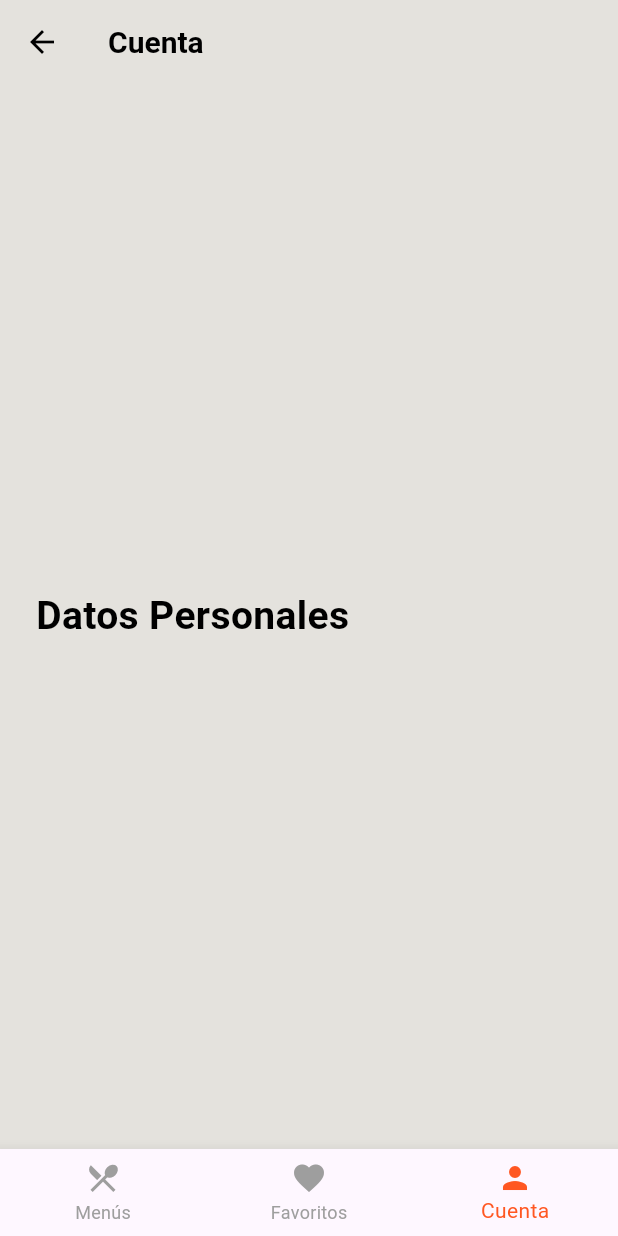
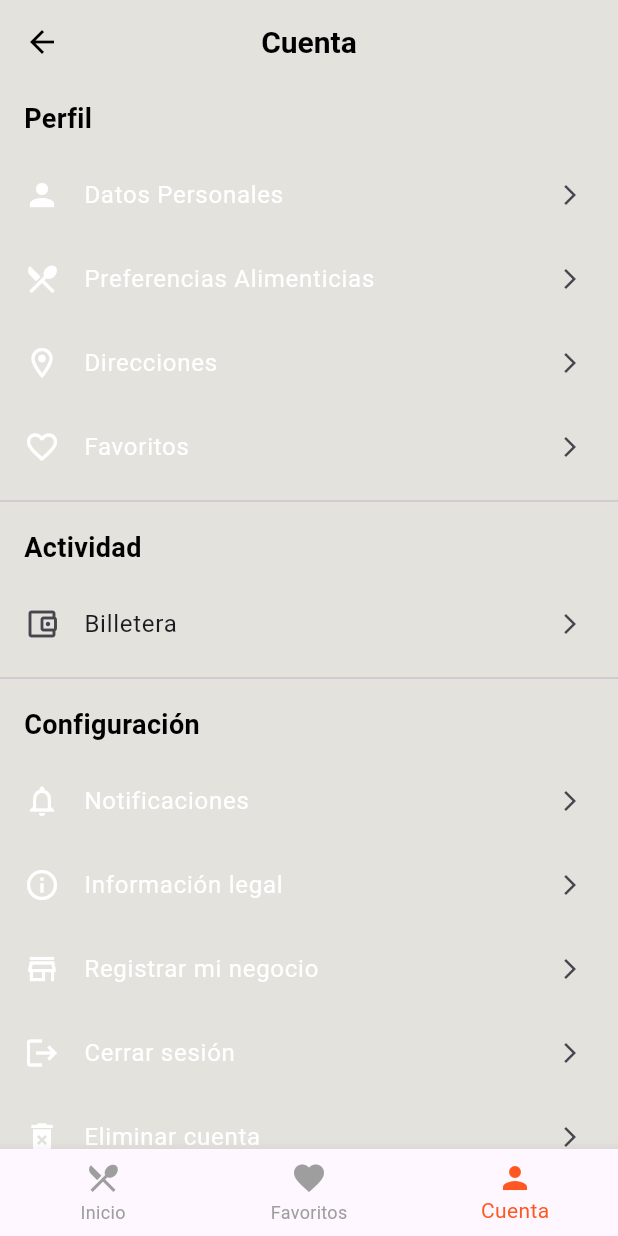
Before and after one commit to ADAG-of/ADAG.of, a Flutter app: the HomeScreen screen opened by its route, item 3 of the bottom bar chosen, on a phone screen of 412 x 824 dp. Run offline on Flutter 3.47's test engine with Material 3 defaults, Android fonts, the phone set to English and light mode, and no system bars; our stand-ins replace flutter_map, geolocator, latlong2, supabase_flutter; accounts and stored records are empty.

Commit message:
09-09-25

```diff
--- a/lib/Home_Screen.dart
+++ b/lib/Home_Screen.dart
@@ -14,16 +14,10 @@ class _HomeScreenState extends State<HomeScreen> {
   int _selectedIndex = 0;
 
   final List<Widget> _pages = [
-    InicioScreen(), // 👈 tu pantalla de iniio
-    FavoritosPage(),        // 👈 pantalla de Favoritos
-    CuentaPage(),           // 👈 pantalla de Cuenta
+    InicioScreen(),
+    FavoritosPage(),
+    CuentaPage(),
   ];
-
-  void _onItemTapped(int index) {
-    setState(() {
-      _selectedIndex = index;
-    });
-  }
 
   @override
   Widget build(BuildContext context) {
@@ -34,11 +28,15 @@ class _HomeScreenState extends State<HomeScreen> {
         currentIndex: _selectedIndex,
         selectedItemColor: Colors.deepOrange,
         unselectedItemColor: Colors.grey,
-        onTap: _onItemTapped,
+        onTap: (index) {
+          setState(() {
+            _selectedIndex = index;
+          });
+        },
         items: const [
           BottomNavigationBarItem(
             icon: Icon(Icons.restaurant_menu),
-            label: 'Menús',
+            label: 'Inicio',
           ),
           BottomNavigationBarItem(
             icon: Icon(Icons.favorite),
--- a/lib/Inicio_screen.dart
+++ b/lib/Inicio_screen.dart
@@ -10,7 +10,7 @@ class InicioScreen extends StatefulWidget {
 class _InicioScreenState extends State<InicioScreen> {
   final Map<String, String> restaurant = {
     'name': 'Restaurantes',
-    'image': 'assets/images/animacion.gif',
+    'image': 'assets/images/anima.gif',
     'type': 'Comida variada',
   };
 
--- a/lib/cuenta.dart
+++ b/lib/cuenta.dart
@@ -1,23 +1,83 @@
 import 'package:flutter/material.dart';
 
 class CuentaPage extends StatelessWidget {
+  const CuentaPage({super.key});
+
   @override
   Widget build(BuildContext context) {
     return Scaffold(
-      appBar: AppBar(title: Text("Cuenta")),
-       body: Padding(
-        padding: const EdgeInsets.all(24),
-        child: Column(
-          mainAxisAlignment: MainAxisAlignment.center,
-          children: [
-            const Text(
-              "Datos Personales",
-              style: TextStyle(fontSize: 26, fontWeight: FontWeight.bold),
-              textAlign: TextAlign.left,
-            ),
-            ]
-        )
-       )
+      appBar: AppBar(
+        title: const Text("Cuenta"),
+        centerTitle: true,
+        leading: IconButton(
+          icon: const Icon(Icons.arrow_back),
+          onPressed: () {
+            Navigator.pushNamed(context, '/inicio');
+          },
+        ),
+      ),
+      body: ListView(
+        children: [
+
+          _buildSectionTitle("Perfil"),
+          _buildListTile(Icons.person, "Datos Personales",
+              iconColor: Colors.white, textColor: Colors.white),
+          _buildListTile(Icons.restaurant_menu, "Preferencias Alimenticias",
+              iconColor: Colors.white, textColor: Colors.white),
+          _buildListTile(Icons.location_on_outlined, "Direcciones",
+              iconColor: Colors.white, textColor: Colors.white),
+          _buildListTile(Icons.favorite_border, "Favoritos",
+            iconColor: Colors.white, textColor: Colors.white),
+
+          const Divider(),
+
+
+          _buildSectionTitle("Actividad"),
+          _buildListTile(Icons.account_balance_wallet_outlined, "Billetera"),
+
+          const Divider(),
+
+
+          _buildSectionTitle("Configuración"),
+          _buildListTile(Icons.notifications_none, "Notificaciones",
+              iconColor: Colors.white, textColor: Colors.white),
+          _buildListTile(Icons.info_outline, "Información legal",
+              iconColor: Colors.white, textColor: Colors.white),
+          _buildListTile(Icons.store_mall_directory_outlined, "Registrar mi negocio",
+              iconColor: Colors.white, textColor: Colors.white),
+          _buildListTile(Icons.logout, "Cerrar sesión",
+              iconColor: Colors.white, textColor: Colors.white),
+          _buildListTile(Icons.delete_forever, "Eliminar cuenta",
+              iconColor: Colors.white, textColor: Colors.white),
+        ],
+      ),
+    );
+  }
+
+
+
+  Widget _buildSectionTitle(String title) {
+    return Padding(
+      padding: const EdgeInsets.symmetric(horizontal: 16, vertical: 10),
+      child: Text(
+        title,
+        style: const TextStyle(fontSize: 18, fontWeight: FontWeight.bold),
+      ),
+    );
+  }
+
+  Widget _buildListTile(IconData icon, String text,
+      {Color? iconColor, Color? textColor}) {
+    return ListTile(
+      leading: Icon(icon, color: iconColor),
+      title: Text(
+        text,
+        style: TextStyle(color: textColor),
+      ),
+      trailing: const Icon(Icons.arrow_forward_ios, size: 16),
+      onTap: () {
+        // 👉 Aquí podrías navegar a otra pantalla si hace falta
+      },
     );
   }
 }
--- a/lib/favoritos.dart
+++ b/lib/favoritos.dart
@@ -1,11 +1,12 @@
 import 'package:flutter/material.dart';
 
 class FavoritosPage extends StatelessWidget {
+  const FavoritosPage({super.key});
+
   @override
   Widget build(BuildContext context) {
-    return Scaffold(
-      appBar: AppBar(title: Text("Favoritos")),
-      body: Center(child: Text("Aquí va la pantalla de FAVORITOS")),
+    return const Center(
+      child: Text("Aquí van tus favoritos"),
     );
   }
 }
--- a/pubspec.yaml
+++ b/pubspec.yaml
@@ -37,4 +37,4 @@ flutter:
     - assets/images/Holy.png
     - assets/images/banner.png
     - assets/images/NomadesMenu.png
-    - assets/images/animacion.gif
+    - assets/images/anima.gif
```
Also changed, not shown: assets/images/anima.gif (added).
